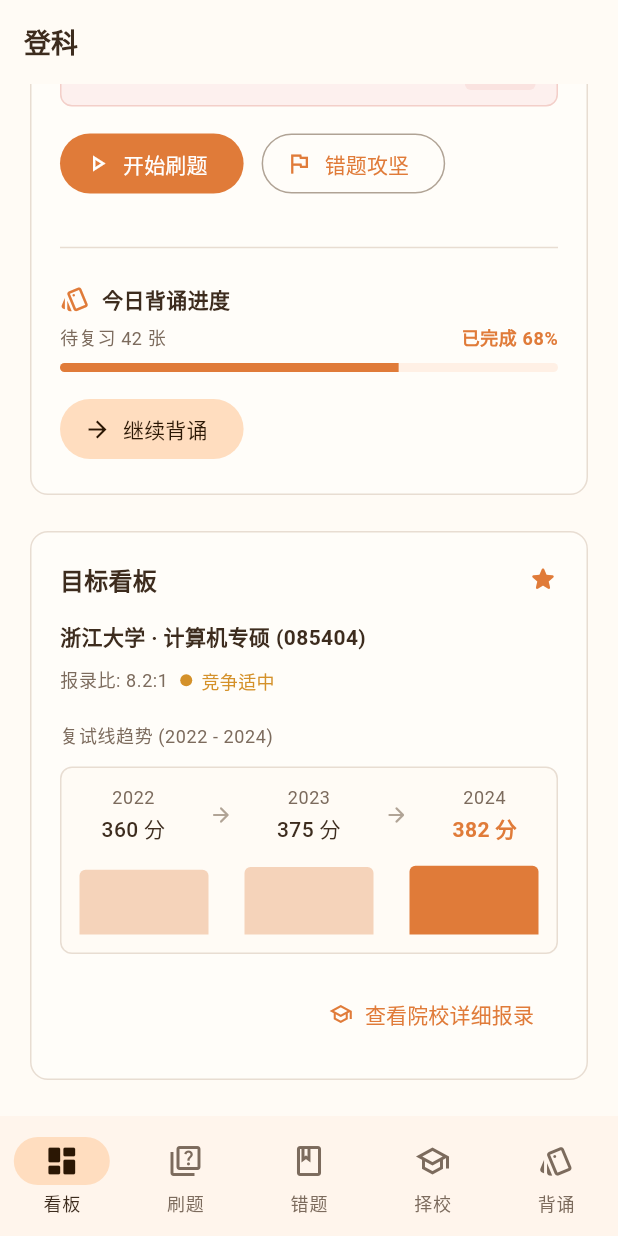
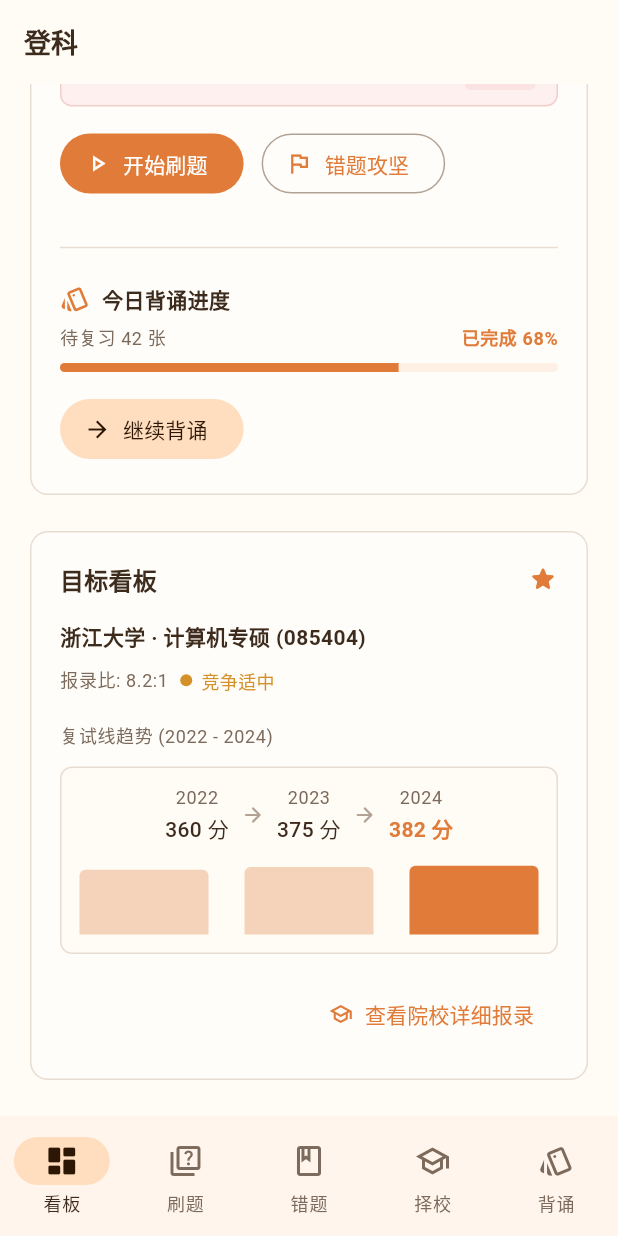
Before and after one commit to AlkaidSTART/kaoyan-helper, a Flutter app: the screen it shows after launch, scrolled down 385 dp, on a phone screen of 412 x 824 dp. Run offline on Flutter 3.47's test engine with Material 3 defaults, Android fonts, the light colour scheme and no system bars; our stand-ins replace flutter_riverpod.

Commit message:
feat: 更新文档与测试用例，优化布局适应性与交互验证

```diff
--- a/lib/ui/features/dashboard/widgets/stat_card.dart
+++ b/lib/ui/features/dashboard/widgets/stat_card.dart
@@ -49,7 +49,10 @@
               ],
             ),
             const SizedBox(height: 10),
-            Row(
+            FittedBox(
+              fit: BoxFit.scaleDown,
+              alignment: Alignment.centerLeft,
+              child: Row(
                 crossAxisAlignment: CrossAxisAlignment.baseline,
                 textBaseline: TextBaseline.alphabetic,
                 children: [
@@ -72,6 +75,7 @@
                   ],
                 ],
               ),
+            ),
           ],
         ),
       ),
--- a/lib/ui/features/dashboard/widgets/target_school_card.dart
+++ b/lib/ui/features/dashboard/widgets/target_school_card.dart
@@ -93,15 +93,22 @@
               ),
               child: Column(
                 children: [
-                  Row(
+                  FittedBox(
+                    fit: BoxFit.scaleDown,
+                    child: Row(
                       mainAxisAlignment: MainAxisAlignment.spaceAround,
                       children: [
                         _buildScoreYear(context, '2022', 360),
+                        const SizedBox(width: 8),
                         Icon(Icons.arrow_forward_rounded, size: 16, color: theme.colorScheme.outline),
+                        const SizedBox(width: 8),
                         _buildScoreYear(context, '2023', 375),
+                        const SizedBox(width: 8),
                         Icon(Icons.arrow_forward_rounded, size: 16, color: theme.colorScheme.outline),
+                        const SizedBox(width: 8),
                         _buildScoreYear(context, '2024', 382, isHighlight: true),
                       ],
+                    ),
                   ),
                   const SizedBox(height: 12),
                   // 微型可视化高度示意条
```
Also changed, not shown: 3 other files. Lines whose indentation alone changed are shown as unchanged.
